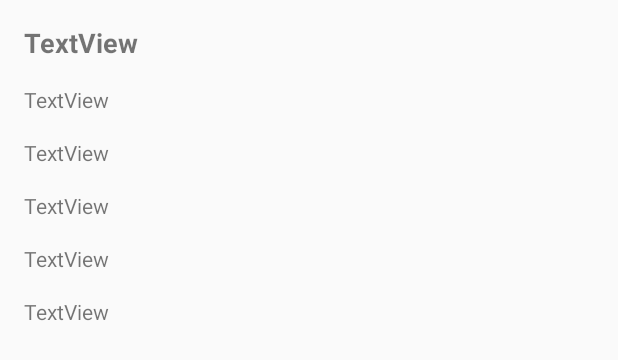
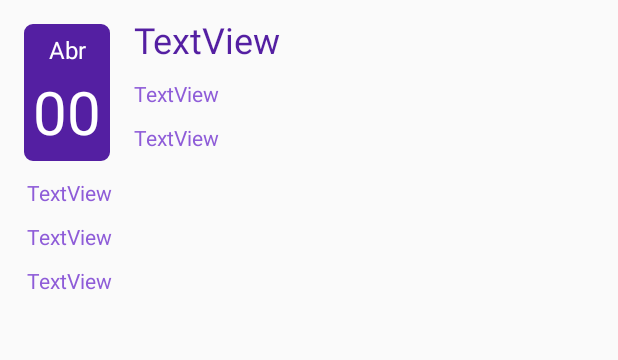
Before and after one commit to ariadnana/projecte, an Android app: the layout concertheader.xml on its own in the app's theme, with its tools: preview values and no code run, on a phone screen of 412 x 824 dp. Shown: the top 360 px of the screen. Run offline under Robolectric (Android 15) with nearby library versions, the light colour scheme and no system bars; network calls fail.

Commit message:
canvi disseny pàgina concert

```diff
--- a/app/app/src/main/res/layout/activity_concert2.xml
+++ b/app/app/src/main/res/layout/activity_concert2.xml
@@ -12,6 +12,7 @@
             android:layout_height="match_parent"
             android:layout_below="@+id/Web"
             android:layout_alignLeft="@+id/Web"
+            android:divider="#FFFFFF"
             android:listSelector="@android:color/transparent" />
 
         <ProgressBar
--- a/app/app/src/main/res/layout/concertheader.xml
+++ b/app/app/src/main/res/layout/concertheader.xml
@@ -6,84 +6,143 @@
     android:layout_width="match_parent"
     android:layout_height="wrap_content">
 
+
+    <LinearLayout
+        android:id="@+id/Cap"
+        android:layout_width="match_parent"
+        android:layout_height="wrap_content"
+        android:orientation="horizontal"
+        app:layout_constraintStart_toStartOf="parent"
+        app:layout_constraintTop_toTopOf="parent">
+
+        <LinearLayout
+            android:id="@+id/Date"
+            android:layout_width="wrap_content"
+            android:layout_height="wrap_content"
+            android:layout_marginLeft="16dp"
+            android:layout_marginTop="16dp"
+            android:layout_marginRight="16dp"
+            android:layout_marginBottom="3dp"
+            android:background="@drawable/customborder"
+            android:orientation="vertical"
+            android:padding="6dp"
+            app:layout_constraintStart_toStartOf="parent"
+            app:layout_constraintTop_toTopOf="parent">
+
+            <TextView
+                android:id="@+id/Mes"
+                android:layout_width="match_parent"
+                android:layout_height="wrap_content"
+                android:gravity="center"
+                android:text="Abr"
+                android:textColor="@color/cardview_light_background"
+                android:textSize="16sp"
+                app:layout_constraintTop_toTopOf="parent" />
+
+            <TextView
+                android:id="@+id/Dia"
+                android:layout_width="match_parent"
+                android:layout_height="wrap_content"
+                android:layout_marginTop="3dp"
+                android:gravity="center"
+                android:text="00"
+                android:textColor="@color/cardview_light_background"
+                android:textSize="40sp"
+                app:layout_constraintTop_toBottomOf="@+id/Mes" />
+        </LinearLayout>
+
+        <LinearLayout
+            android:id="@+id/info"
+            android:layout_width="match_parent"
+            android:layout_height="wrap_content"
+            android:layout_marginTop="10dp"
+            android:layout_marginRight="16dp"
+            android:orientation="vertical"
+            android:text="TextView"
+            app:layout_constraintStart_toEndOf="@+id/Date"
+            app:layout_constraintTop_toTopOf="parent">
+
             <TextView
                 android:id="@+id/Nom"
                 android:layout_width="match_parent"
                 android:layout_height="wrap_content"
-        android:layout_marginStart="16dp"
-        android:layout_marginLeft="16dp"
-        android:layout_marginTop="16dp"
-        android:layout_marginEnd="16dp"
-        android:layout_marginRight="16dp"
+                android:ellipsize="end"
+                android:maxLines="1"
                 android:text="TextView"
-        android:textSize="18sp"
-        android:textStyle="bold"
-        app:layout_constraintEnd_toEndOf="parent"
+                android:textColor="#541fa2"
+                android:textSize="24sp"
                 app:layout_constraintStart_toStartOf="parent"
                 app:layout_constraintTop_toTopOf="parent" />
 
             <TextView
-        android:id="@+id/Data"
+                android:id="@+id/Hora"
                 android:layout_width="match_parent"
                 android:layout_height="wrap_content"
-        android:layout_below="@+id/Nom"
-        android:layout_alignLeft="@+id/Nom"
-        android:layout_marginLeft="16dp"
-        android:layout_marginTop="16dp"
-        android:layout_marginEnd="16dp"
-        android:layout_marginRight="16dp"
-        android:text="TextView" />
+                android:layout_marginTop="10dp"
+                android:text="TextView"
+                android:textColor="#8E5CD8"
+                app:layout_constraintStart_toStartOf="parent"
+                app:layout_constraintTop_toBottomOf="@+id/Nom" />
+
+            <TextView
+                android:id="@+id/Preu"
+                android:layout_width="match_parent"
+                android:layout_height="wrap_content"
+                android:layout_marginTop="10dp"
+                android:text="TextView"
+                android:textColor="#8E5CD8"
+                app:layout_constraintStart_toStartOf="parent"
+                app:layout_constraintTop_toBottomOf="@+id/Lloc" />
+        </LinearLayout>
+
+    </LinearLayout>
 
     <TextView
         android:id="@+id/Localitzacio"
         android:layout_width="match_parent"
         android:layout_height="wrap_content"
-        android:layout_below="@+id/Data"
-        android:layout_alignLeft="@+id/Data"
-        android:layout_marginLeft="16dp"
-        android:layout_marginTop="16dp"
+        android:layout_below="@+id/Cap"
+        android:layout_marginStart="18dp"
+        android:layout_marginLeft="18dp"
+        android:layout_marginTop="8dp"
         android:layout_marginEnd="16dp"
         android:layout_marginRight="16dp"
-        android:text="TextView" />
+        android:text="TextView"
+        android:textColor="#8E5CD8"
+        app:layout_constraintStart_toStartOf="parent" />
 
     <TextView
         android:id="@+id/Desc"
         android:layout_width="match_parent"
         android:layout_height="wrap_content"
         android:layout_below="@+id/Localitzacio"
-        android:layout_alignLeft="@+id/Localitzacio"
-        android:layout_marginLeft="16dp"
-        android:layout_marginTop="16dp"
+        android:layout_marginStart="18dp"
+        android:layout_marginLeft="18dp"
+        android:layout_marginTop="10dp"
         android:layout_marginEnd="16dp"
         android:layout_marginRight="16dp"
         android:ellipsize="end"
         android:maxLines="3"
-        android:text="TextView" />
+        android:text="TextView"
+        android:textColor="#8E5CD8"
+        app:layout_constraintStart_toStartOf="parent" />
 
     <TextView
         android:id="@+id/Web"
         android:layout_width="match_parent"
         android:layout_height="wrap_content"
-        android:layout_below="@+id/Preu"
-        android:layout_alignLeft="@+id/Preu"
-        android:layout_marginLeft="16dp"
-        android:layout_marginTop="16dp"
+        android:layout_below="@+id/Desc"
+        android:layout_marginStart="18dp"
+        android:layout_marginLeft="18dp"
+        android:layout_marginTop="10dp"
         android:layout_marginEnd="16dp"
         android:layout_marginRight="16dp"
         android:layout_marginBottom="16dp"
-        android:text="TextView" />
-
-    <TextView
-        android:id="@+id/Preu"
-        android:layout_width="match_parent"
-        android:layout_height="wrap_content"
-        android:layout_below="@+id/Desc"
-        android:layout_alignLeft="@+id/Desc"
-        android:layout_marginLeft="16dp"
-        android:layout_marginTop="16dp"
-        android:layout_marginEnd="16dp"
-        android:layout_marginRight="16dp"
-        android:text="TextView" />
+        android:text="TextView"
+        android:textColor="#8E5CD8"
+        android:textColorLink="#8E5CD8"
+        android:autoLink="web"
+        app:layout_constraintStart_toStartOf="parent" />
 
     <Button
         android:id="@+id/awesome_button"
--- a/app/app/src/main/res/layout/list_item.xml
+++ b/app/app/src/main/res/layout/list_item.xml
@@ -83,7 +83,7 @@
                 app:layout_constraintTop_toBottomOf="@+id/Nom" />
 
             <TextView
-                android:id="@+id/Lloc"
+                android:id="@+id/Preu"
                 android:layout_width="match_parent"
                 android:layout_height="wrap_content"
                 android:layout_marginTop="3dp"
@@ -93,7 +93,7 @@
                 app:layout_constraintTop_toBottomOf="@+id/Hora" />
 
             <TextView
-                android:id="@+id/Preu"
+                android:id="@+id/Lloc"
                 android:layout_width="match_parent"
                 android:layout_height="wrap_content"
                 android:layout_marginTop="3dp"
--- a/app/app/src/main/res/values/strings.xml
+++ b/app/app/src/main/res/values/strings.xml
@@ -5,4 +5,6 @@
     <string name="icon_clock">&#xf017;</string>
     <string name="icon_place">&#xf7a2;</string>
     <string name="icon_price">&#xf4d3;</string>
+    <string name="icon_info">&#xf05a;</string>
+    <string name="icon_web">&#xf0ac;</string>
 </resources>
```
Also changed, not shown: app/app/src/main/java/com/example/app/ConcertActivity.java (+31 -18 lines), app/app/src/main/java/com/example/app/ConcertComplet.java (+17 -5 lines), app/app/src/main/res/layout/list_item_artistes.xml (added, +15 -0 lines). Lines whose indentation alone changed are shown as unchanged.
